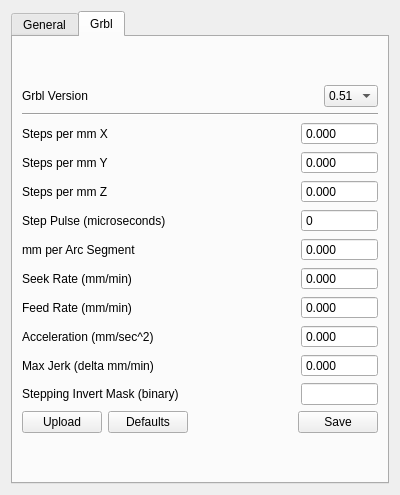
Old version of the form settings.ui in the repository FoamCutting/FOAMgrblGUI.
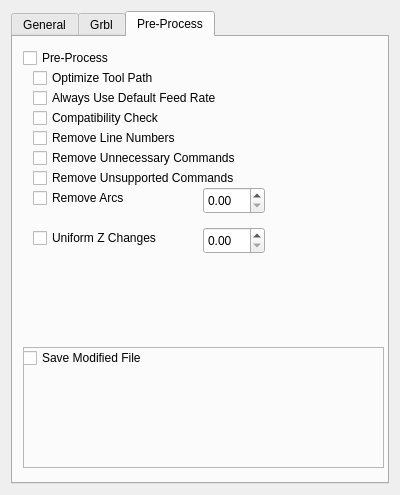
New version of the form.

Diff of the .ui file:
```diff
--- a/settings.ui
+++ b/settings.ui
@@ -14,10 +14,10 @@
    <string>Settings</string>
   </property>
   <layout class="QGridLayout" name="gridLayout_2">
-   <item row="0" column="0">
+   <item row="0" column="1">
     <widget class="QTabWidget" name="tabWidget">
      <property name="currentIndex">
-      <number>1</number>
+      <number>2</number>
      </property>
      <widget class="QWidget" name="generalSettings_tab">
       <attribute name="title">
@@ -716,7 +716,7 @@
               <enum>QAbstractSpinBox::NoButtons</enum>
              </property>
              <property name="maximum">
-              <number>999</number>
+              <number>9999</number>
              </property>
             </widget>
            </item>
@@ -1058,6 +1058,186 @@
        </item>
       </layout>
      </widget>
+     <widget class="QWidget" name="tab">
+      <attribute name="title">
+       <string>Pre-Process</string>
+      </attribute>
+      <widget class="QCheckBox" name="checkBox">
+       <property name="geometry">
+        <rect>
+         <x>10</x>
+         <y>10</y>
+         <width>111</width>
+         <height>22</height>
+        </rect>
+       </property>
+       <property name="maximumSize">
+        <size>
+         <width>111</width>
+         <height>16777215</height>
+        </size>
+       </property>
+       <property name="text">
+        <string>Pre-Process</string>
+       </property>
+       <property name="checked">
+        <bool>false</bool>
+       </property>
+      </widget>
+      <widget class="QCheckBox" name="checkBox_2">
+       <property name="geometry">
+        <rect>
+         <x>20</x>
+         <y>70</y>
+         <width>161</width>
+         <height>22</height>
+        </rect>
+       </property>
+       <property name="text">
+        <string>Compatibility Check</string>
+       </property>
+      </widget>
+      <widget class="QCheckBox" name="checkBox_3">
+       <property name="geometry">
+        <rect>
+         <x>20</x>
+         <y>150</y>
+         <width>121</width>
+         <height>22</height>
+        </rect>
+       </property>
+       <property name="text">
+        <string>Remove Arcs</string>
+       </property>
+      </widget>
+      <widget class="QCheckBox" name="checkBox_4">
+       <property name="geometry">
+        <rect>
+         <x>20</x>
+         <y>90</y>
+         <width>181</width>
+         <height>22</height>
+        </rect>
+       </property>
+       <property name="text">
+        <string>Remove Line Numbers</string>
+       </property>
+      </widget>
+      <widget class="QCheckBox" name="checkBox_5">
+       <property name="geometry">
+        <rect>
+         <x>20</x>
+         <y>190</y>
+         <width>151</width>
+         <height>22</height>
+        </rect>
+       </property>
+       <property name="text">
+        <string>Uniform Z Changes</string>
+       </property>
+      </widget>
+      <widget class="QCheckBox" name="checkBox_6">
+       <property name="geometry">
+        <rect>
+         <x>20</x>
+         <y>110</y>
+         <width>251</width>
+         <height>22</height>
+        </rect>
+       </property>
+       <property name="text">
+        <string>Remove Unnecessary Commands</string>
+       </property>
+      </widget>
+      <widget class="QCheckBox" name="checkBox_7">
+       <property name="geometry">
+        <rect>
+         <x>20</x>
+         <y>130</y>
+         <width>251</width>
+         <height>22</height>
+        </rect>
+       </property>
+       <property name="text">
+        <string>Remove Unsupported Commands</string>
+       </property>
+      </widget>
+      <widget class="QFrame" name="frame">
+       <property name="geometry">
+        <rect>
+         <x>10</x>
+         <y>310</y>
+         <width>361</width>
+         <height>121</height>
+        </rect>
+       </property>
+       <property name="frameShape">
+        <enum>QFrame::StyledPanel</enum>
+       </property>
+       <property name="frameShadow">
+        <enum>QFrame::Raised</enum>
+       </property>
+       <widget class="QCheckBox" name="checkBox_8">
+        <property name="geometry">
+         <rect>
+          <x>0</x>
+          <y>0</y>
+          <width>151</width>
+          <height>22</height>
+         </rect>
+        </property>
+        <property name="text">
+         <string>Save Modified File</string>
+        </property>
+       </widget>
+      </widget>
+      <widget class="QDoubleSpinBox" name="doubleSpinBox">
+       <property name="geometry">
+        <rect>
+         <x>190</x>
+         <y>150</y>
+         <width>62</width>
+         <height>27</height>
+        </rect>
+       </property>
+      </widget>
+      <widget class="QDoubleSpinBox" name="doubleSpinBox_2">
+       <property name="geometry">
+        <rect>
+         <x>190</x>
+         <y>190</y>
+         <width>62</width>
+         <height>27</height>
+        </rect>
+       </property>
+      </widget>
+      <widget class="QCheckBox" name="checkBox_9">
+       <property name="geometry">
+        <rect>
+         <x>20</x>
+         <y>30</y>
+         <width>161</width>
+         <height>22</height>
+        </rect>
+       </property>
+       <property name="text">
+        <string>Optimize Tool Path</string>
+       </property>
+      </widget>
+      <widget class="QCheckBox" name="checkBox_10">
+       <property name="geometry">
+        <rect>
+         <x>20</x>
+         <y>50</y>
+         <width>231</width>
+         <height>22</height>
+        </rect>
+       </property>
+       <property name="text">
+        <string>Always Use Default Feed Rate</string>
+       </property>
+      </widget>
+     </widget>
     </widget>
    </item>
   </layout>
```
